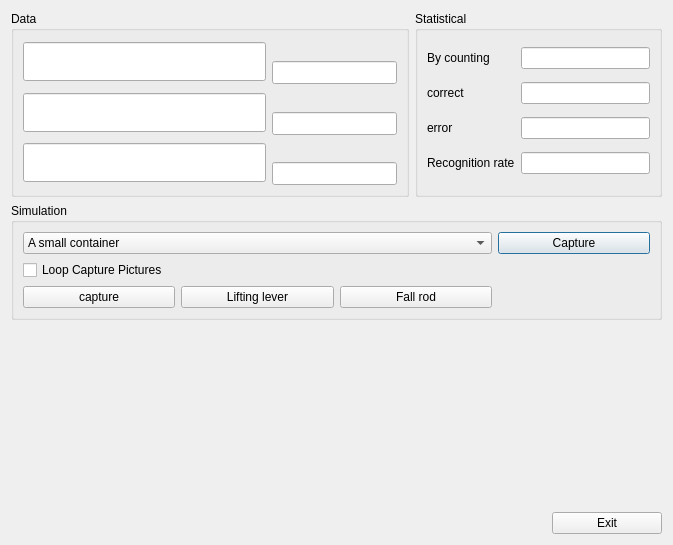
Above: Main/ChannelData/simulationdialog.ui from 519984307/Container_Multiple_Channels_20200522 before the change. Below: the same form after it.
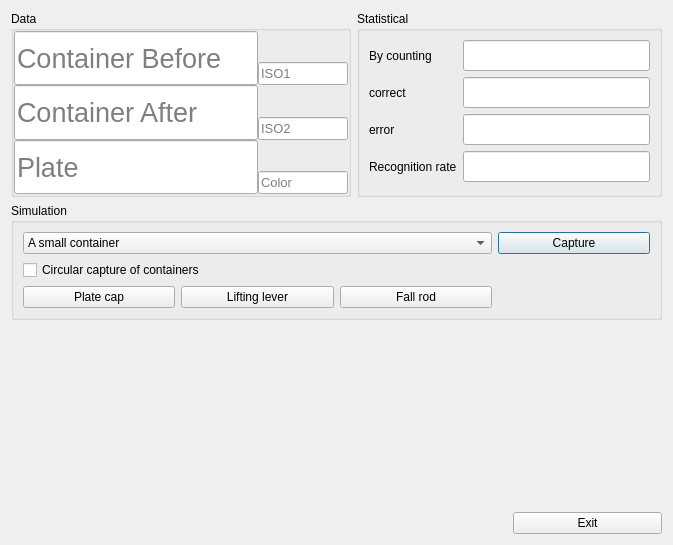
That is the form after the change. Icons and pictures are not drawn.

Patch:
```diff
--- a/Main/ChannelData/simulationdialog.ui
+++ b/Main/ChannelData/simulationdialog.ui
@@ -62,14 +62,14 @@
       <item row="1" column="0" colspan="2">
        <widget class="QCheckBox" name="while_cycle_capture_checkBox">
         <property name="text">
-         <string>Loop Capture Pictures</string>
+         <string>Circular capture of containers</string>
         </property>
        </widget>
       </item>
       <item row="2" column="0">
        <widget class="QPushButton" name="pushButton_4">
         <property name="text">
-         <string>capture</string>
+         <string>Plate cap</string>
         </property>
        </widget>
       </item>
@@ -104,7 +104,16 @@
        </widget>
       </item>
       <item row="0" column="1">
-       <widget class="QLineEdit" name="lineEdit_7"/>
+       <widget class="QLineEdit" name="lineEdit_7">
+        <property name="font">
+         <font>
+          <pointsize>14</pointsize>
+         </font>
+        </property>
+        <property name="readOnly">
+         <bool>true</bool>
+        </property>
+       </widget>
       </item>
       <item row="1" column="0">
        <widget class="QLabel" name="label_3">
@@ -114,7 +123,16 @@
        </widget>
       </item>
       <item row="1" column="1">
-       <widget class="QLineEdit" name="lineEdit_9"/>
+       <widget class="QLineEdit" name="lineEdit_9">
+        <property name="font">
+         <font>
+          <pointsize>14</pointsize>
+         </font>
+        </property>
+        <property name="readOnly">
+         <bool>true</bool>
+        </property>
+       </widget>
       </item>
       <item row="2" column="0">
        <widget class="QLabel" name="label_4">
@@ -124,7 +142,16 @@
        </widget>
       </item>
       <item row="2" column="1">
-       <widget class="QLineEdit" name="lineEdit_10"/>
+       <widget class="QLineEdit" name="lineEdit_10">
+        <property name="font">
+         <font>
+          <pointsize>14</pointsize>
+         </font>
+        </property>
+        <property name="readOnly">
+         <bool>true</bool>
+        </property>
+       </widget>
       </item>
       <item row="3" column="0">
        <widget class="QLabel" name="label_2">
@@ -134,7 +161,16 @@
        </widget>
       </item>
       <item row="3" column="1">
-       <widget class="QLineEdit" name="lineEdit_8"/>
+       <widget class="QLineEdit" name="lineEdit_8">
+        <property name="font">
+         <font>
+          <pointsize>14</pointsize>
+         </font>
+        </property>
+        <property name="readOnly">
+         <bool>true</bool>
+        </property>
+       </widget>
       </item>
      </layout>
     </widget>
@@ -145,13 +181,46 @@
       <string>Data</string>
      </property>
      <layout class="QGridLayout" name="gridLayout">
+      <property name="leftMargin">
+       <number>0</number>
+      </property>
+      <property name="topMargin">
+       <number>0</number>
+      </property>
+      <property name="rightMargin">
+       <number>0</number>
+      </property>
+      <property name="bottomMargin">
+       <number>0</number>
+      </property>
+      <property name="spacing">
+       <number>0</number>
+      </property>
       <item row="0" column="0" rowspan="2">
        <widget class="QLineEdit" name="lineEdit">
+        <property name="minimumSize">
+         <size>
+          <width>0</width>
+          <height>33</height>
+         </size>
+        </property>
+        <property name="maximumSize">
+         <size>
+          <width>16777215</width>
+          <height>16777213</height>
+         </size>
+        </property>
         <property name="font">
          <font>
           <pointsize>20</pointsize>
          </font>
         </property>
+        <property name="readOnly">
+         <bool>true</bool>
+        </property>
+        <property name="placeholderText">
+         <string>Container Before</string>
+        </property>
        </widget>
       </item>
       <item row="0" column="1">
@@ -162,27 +231,57 @@
         <property name="sizeHint" stdset="0">
          <size>
           <width>20</width>
-          <height>13</height>
+          <height>28</height>
          </size>
         </property>
        </spacer>
       </item>
       <item row="1" column="1">
        <widget class="QLineEdit" name="lineEdit_2">
+        <property name="maximumSize">
+         <size>
+          <width>90</width>
+          <height>16777215</height>
+         </size>
+        </property>
         <property name="font">
          <font>
           <pointsize>10</pointsize>
          </font>
         </property>
+        <property name="readOnly">
+         <bool>true</bool>
+        </property>
+        <property name="placeholderText">
+         <string>ISO1</string>
+        </property>
        </widget>
       </item>
       <item row="2" column="0" rowspan="2">
        <widget class="QLineEdit" name="lineEdit_4">
+        <property name="minimumSize">
+         <size>
+          <width>0</width>
+          <height>33</height>
+         </size>
+        </property>
+        <property name="maximumSize">
+         <size>
+          <width>16777215</width>
+          <height>16777213</height>
+         </size>
+        </property>
         <property name="font">
          <font>
           <pointsize>20</pointsize>
          </font>
         </property>
+        <property name="readOnly">
+         <bool>true</bool>
+        </property>
+        <property name="placeholderText">
+         <string>Container After</string>
+        </property>
        </widget>
       </item>
       <item row="2" column="1">
@@ -193,27 +292,57 @@
         <property name="sizeHint" stdset="0">
          <size>
           <width>20</width>
-          <height>13</height>
+          <height>29</height>
          </size>
         </property>
        </spacer>
       </item>
       <item row="3" column="1">
        <widget class="QLineEdit" name="lineEdit_3">
+        <property name="maximumSize">
+         <size>
+          <width>90</width>
+          <height>16777215</height>
+         </size>
+        </property>
         <property name="font">
          <font>
           <pointsize>10</pointsize>
          </font>
         </property>
+        <property name="readOnly">
+         <bool>true</bool>
+        </property>
+        <property name="placeholderText">
+         <string>ISO2</string>
+        </property>
        </widget>
       </item>
       <item row="4" column="0" rowspan="2">
        <widget class="QLineEdit" name="lineEdit_6">
+        <property name="minimumSize">
+         <size>
+          <width>0</width>
+          <height>33</height>
+         </size>
+        </property>
+        <property name="maximumSize">
+         <size>
+          <width>16777215</width>
+          <height>16777213</height>
+         </size>
+        </property>
         <property name="font">
          <font>
           <pointsize>20</pointsize>
          </font>
         </property>
+        <property name="readOnly">
+         <bool>true</bool>
+        </property>
+        <property name="placeholderText">
+         <string>Plate</string>
+        </property>
        </widget>
       </item>
       <item row="4" column="1">
@@ -224,18 +353,30 @@
         <property name="sizeHint" stdset="0">
          <size>
           <width>20</width>
-          <height>13</height>
+          <height>28</height>
          </size>
         </property>
        </spacer>
       </item>
       <item row="5" column="1">
        <widget class="QLineEdit" name="lineEdit_5">
+        <property name="maximumSize">
+         <size>
+          <width>90</width>
+          <height>16777215</height>
+         </size>
+        </property>
         <property name="font">
          <font>
           <pointsize>10</pointsize>
          </font>
         </property>
+        <property name="readOnly">
+         <bool>true</bool>
+        </property>
+        <property name="placeholderText">
+         <string>Color</string>
+        </property>
        </widget>
       </item>
      </layout>
@@ -248,7 +389,7 @@
      </property>
      <property name="sizeHint" stdset="0">
       <size>
-       <width>537</width>
+       <width>488</width>
        <height>20</height>
       </size>
      </property>
```
Left out of the diff: 39 changed lines with no effect on the pictures.
